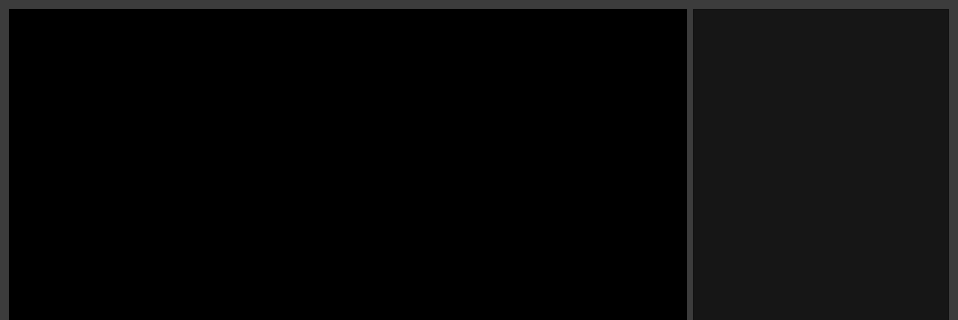
The window that qt_ui_v2.ui (bruceHun/pythonImageEditor) describes before a commit, drawn with Qt 5; both pictures show x 0 to 958 and y 0 to 320 of the 958 by 533 pixel window.
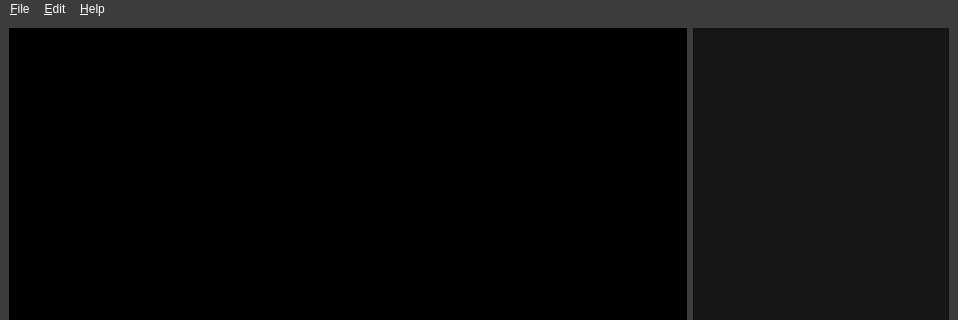
The same window after the commit.

```diff
--- a/qt_ui_v2.ui
+++ b/qt_ui_v2.ui
@@ -446,9 +446,44 @@
      <x>0</x>
      <y>0</y>
      <width>958</width>
-     <height>22</height>
+     <height>21</height>
     </rect>
    </property>
+   <property name="styleSheet">
+    <string notr="true">color: rgb(255, 255, 255);
+selection-color: rgb(255, 170, 0);</string>
+   </property>
+   <widget class="QMenu" name="menu_File">
+    <property name="styleSheet">
+     <string notr="true">color: rgb(255, 255, 255);</string>
+    </property>
+    <property name="title">
+     <string>&amp;File</string>
+    </property>
+    <addaction name="action_Open"/>
+    <addaction name="action_Save_Mask"/>
+    <addaction name="actionSave_Label"/>
+    <addaction name="separator"/>
+    <addaction name="actionSettings"/>
+    <addaction name="separator"/>
+    <addaction name="action_Quit"/>
+   </widget>
+   <widget class="QMenu" name="menu_Edit">
+    <property name="title">
+     <string>&amp;Edit</string>
+    </property>
+    <addaction name="action_Undo"/>
+    <addaction name="action_Redo"/>
+   </widget>
+   <widget class="QMenu" name="menu_Help">
+    <property name="title">
+     <string>&amp;Help</string>
+    </property>
+    <addaction name="actionI_m_working_on_it"/>
+   </widget>
+   <addaction name="menu_File"/>
+   <addaction name="menu_Edit"/>
+   <addaction name="menu_Help"/>
   </widget>
   <widget class="QStatusBar" name="statusbar">
    <property name="styleSheet">
```
Left out of the diff: 47 changed lines with no effect on the pictures.
